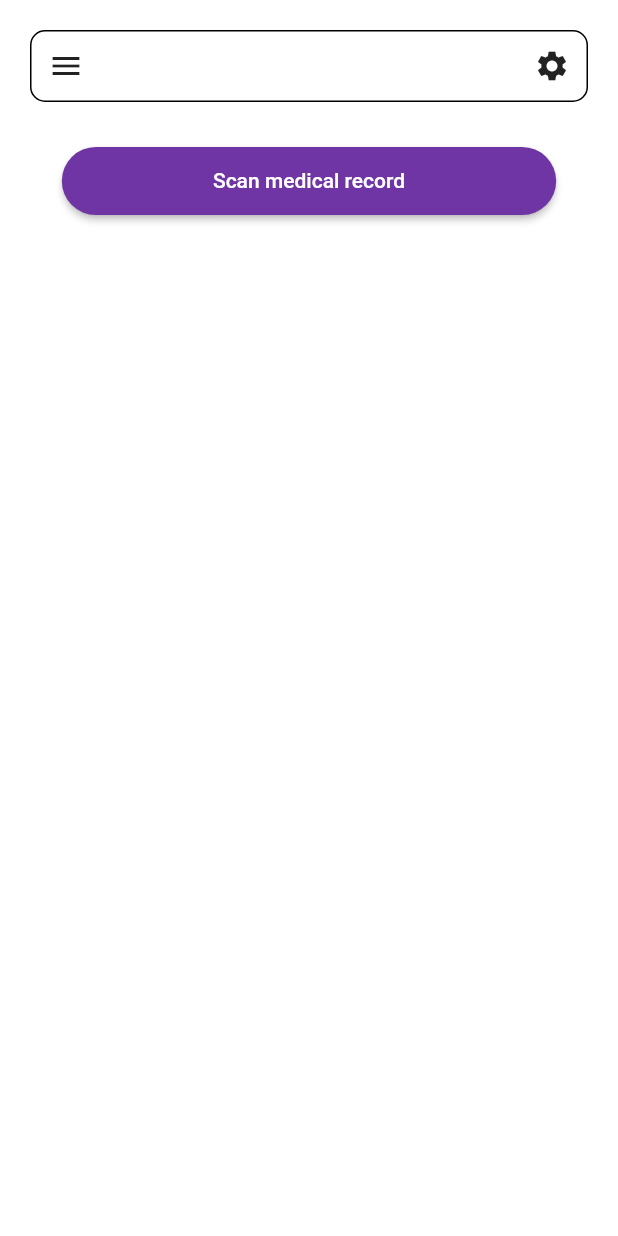
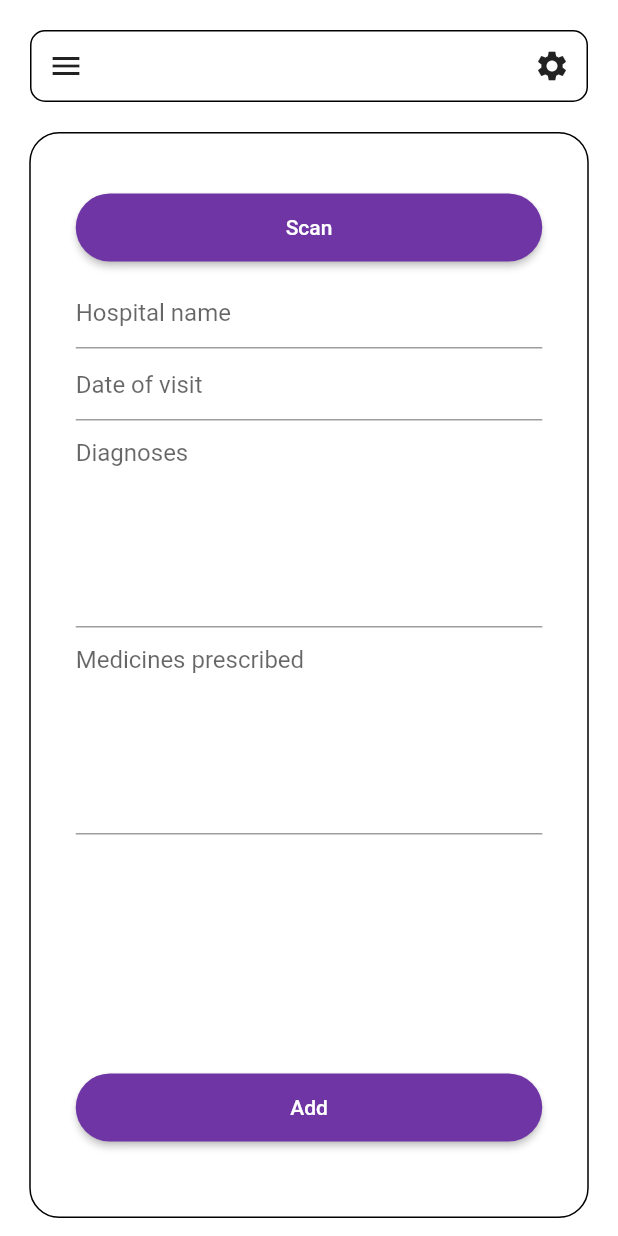
Before and after one commit to NaeemKhan14/Global-Health-Management-System-, a Flutter app: the screen it shows once a user with an empty profile is signed in, after a tap on "Add new record", on a phone screen of 412 x 824 dp. Run offline on Flutter 3.47's test engine with Material 2 defaults, Android fonts, the phone set to English and light mode, and no system bars; our stand-ins replace cloud_firestore, expandable, firebase_auth, firebase_core, flutter_svg, image_picker; accounts and stored records are empty; Roboto replaces fonts that are missing (Montserrat).

Commit message:
Added new record page to add new medical records.

```diff
--- a/lib/Screens/AddNewRecord/add_new_record.dart
+++ b/lib/Screens/AddNewRecord/add_new_record.dart
@@ -1,8 +1,10 @@
 import 'package:flutter/material.dart';
 import 'package:ghms/Screens/HomePage/components/custom_drawer.dart';
-import 'package:ghms/Screens/Login/components/TextFieldContainer.dart';
 import 'package:ghms/Screens/WelcomeScreen/components/rounded_button.dart';
 import 'package:ghms/constants.dart';
+import 'package:cloud_firestore/cloud_firestore.dart';
+import 'package:provider/provider.dart';
+import 'package:firebase_auth/firebase_auth.dart';
 
 class AddNewRecord extends StatefulWidget {
   @override
@@ -11,19 +13,165 @@ class AddNewRecord extends StatefulWidget {
 
 class _AddNewRecordState extends State<AddNewRecord> {
   final _formKey = GlobalKey<FormState>();
-  final TextEditingController emailFieldController = TextEditingController();
+  final TextEditingController hospitalNameController = TextEditingController();
+  final TextEditingController dateController = TextEditingController();
+  final TextEditingController diagnosesController = TextEditingController();
+  final TextEditingController medicinesController = TextEditingController();
+
+  Widget _buildPopupDialog(BuildContext context) {
+    return AlertDialog(
+      title: Text("Success"),
+      content: Column(
+        mainAxisSize: MainAxisSize.min,
+        crossAxisAlignment: CrossAxisAlignment.start,
+        children: [
+          Text("Records have been updated successfully!"),
+        ],
+      ),
+      actions: [
+        RoundedButton(
+          color: kPrimaryColor,
+          text: "Close",
+          press: () => Navigator.of(context).pop(),
+        ),
+      ],
+    );
+  }
 
   @override
   Widget build(BuildContext context) {
+    Size size = MediaQuery.of(context).size;
+
     return CustomDrawer(
+      child: Container(
+        decoration: BoxDecoration(
+            border: Border.all(
+              color: colorBlack,
+            ),
+            borderRadius: BorderRadius.all(Radius.circular(20))),
+        height: size.height - 100,
+        width: size.width - 39,
+        child: Padding(
+          padding: EdgeInsets.all(30.0),
+          child: Form(
+            key: _formKey,
             child: Column(
+              mainAxisAlignment: MainAxisAlignment.start,
+              crossAxisAlignment: CrossAxisAlignment.start,
               children: [
                 RoundedButton(
-            text: "Scan medical record",
+                  text: "Scan",
                   color: kPrimaryColor,
                   press: () {},
                 ),
+                TextFormField(
+                  controller: hospitalNameController,
+                  validator: (value) => (value.isEmpty) ? "This field is required." : null,
+                  style: TextStyle(
+                    color: colorBlack,
+                    fontSize: Theme.of(context)
+                        .textTheme
+                        .bodyText1
+                        .fontSize +
+                        2,
+                  ),
+                  decoration: InputDecoration(
+                    hintText: "Hospital name",
+                  ),
+                ),
+                TextFormField(
+                  controller: dateController,
+                  validator: (value) => (value.isEmpty) ? "This field is required." : null,
+                  style: TextStyle(
+                    color: colorBlack,
+                    fontSize: Theme.of(context)
+                        .textTheme
+                        .bodyText1
+                        .fontSize +
+                        2,
+                  ),
+                  decoration: InputDecoration(
+                    hintText: "Date of visit",
+                  ),
+                ),
+                SingleChildScrollView(
+                  scrollDirection: Axis.vertical,
+                  reverse: true,
+                  child: TextFormField(
+                    controller: diagnosesController,
+                    keyboardType: TextInputType.multiline,
+                    maxLines: 6,
+                    validator: (value) => (value.isEmpty) ? "This field is required." : null,
+                    style: TextStyle(
+                      color: colorBlack,
+                      fontSize: Theme.of(context)
+                          .textTheme
+                          .bodyText1
+                          .fontSize +
+                          2,
+                    ),
+                    decoration: InputDecoration(
+                      hintText: "Diagnoses",
+                    ),
+                  ),
+                ),
+                SingleChildScrollView(
+                  scrollDirection: Axis.vertical,
+                  reverse: true,
+                  child: TextFormField(
+                    controller: medicinesController,
+                    keyboardType: TextInputType.multiline,
+                    maxLines: 6,
+                    validator: (value) => (value.isEmpty) ? "This field is required." : null,
+                    style: TextStyle(
+                      color: colorBlack,
+                      fontSize: Theme.of(context)
+                          .textTheme
+                          .bodyText1
+                          .fontSize +
+                          2,
+                    ),
+                    decoration: InputDecoration(
+                      hintText: "Medicines prescribed",
+                    ),
+                  ),
+                ),
+                Expanded(
+                  child: Align(
+                    alignment: FractionalOffset.bottomCenter,
+                    child: Padding(
+                      padding: EdgeInsets.only(bottom: 10.0),
+                      child: RoundedButton(
+                        text: "Add",
+                        color: kPrimaryColor,
+                        press: () {
+                          if(_formKey.currentState.validate())
+                          {
+                            CollectionReference medicalRecords = FirebaseFirestore.instance
+                                .doc('users/' + FirebaseAuth.instance.currentUser.uid).collection('medical_records');
+
+                            medicalRecords.add({
+                              'date': dateController.text,
+                              'hospital_name': hospitalNameController.text,
+                              'diagnoses': diagnosesController.text,
+                              'medicines': medicinesController.text,
+                            });
+
+                            medicinesController.clear();
+                            dateController.clear();
+                            diagnosesController.clear();
+                            hospitalNameController.clear();
+                            showDialog(context: context, builder: (BuildContext context) => _buildPopupDialog(context));
+                          }
+                        },
+                      ),
+                    ),
+                  ),
+                ),
               ],
+            ),
+          ),
+        ),
       ),
     );
   }
--- a/to-do.txt
+++ b/to-do.txt
@@ -1,10 +1,10 @@
 === Homepage
 -- search for medical records
 -- delete medical record
+-- User should be able to send their records to email.
 
 === OCR
 - scan images and get data
-- store that data into firestore
 
 === Admin page
 -- search for medical record based on personal_id or email
```
Lines whose indentation alone changed are shown as unchanged.
